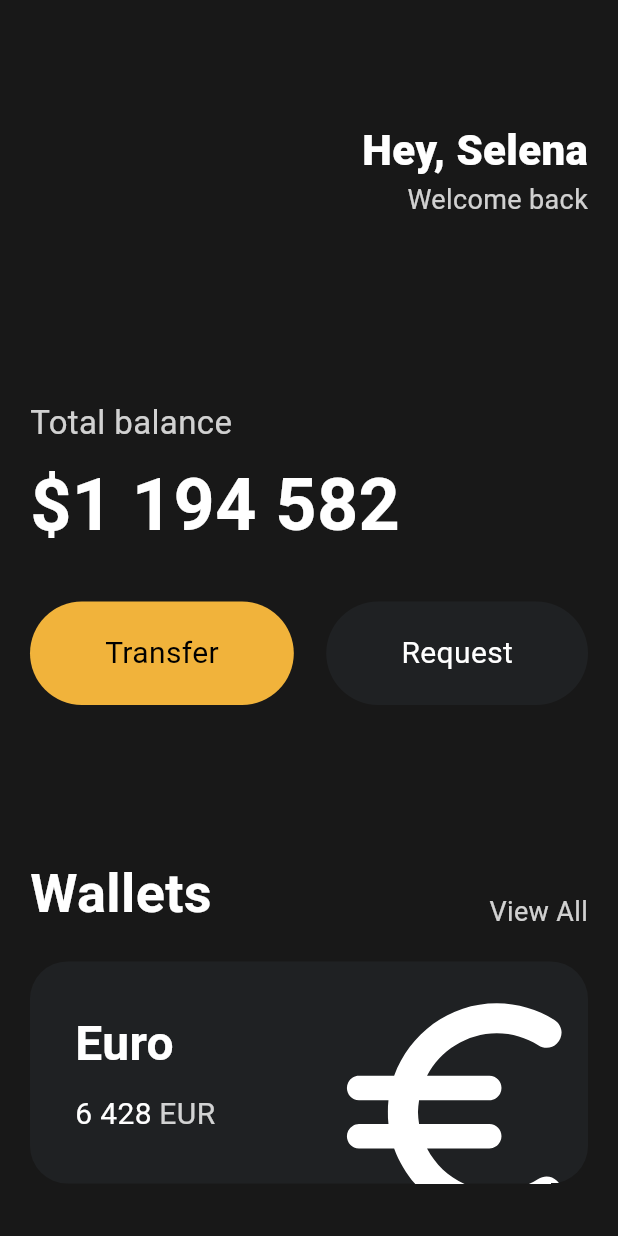
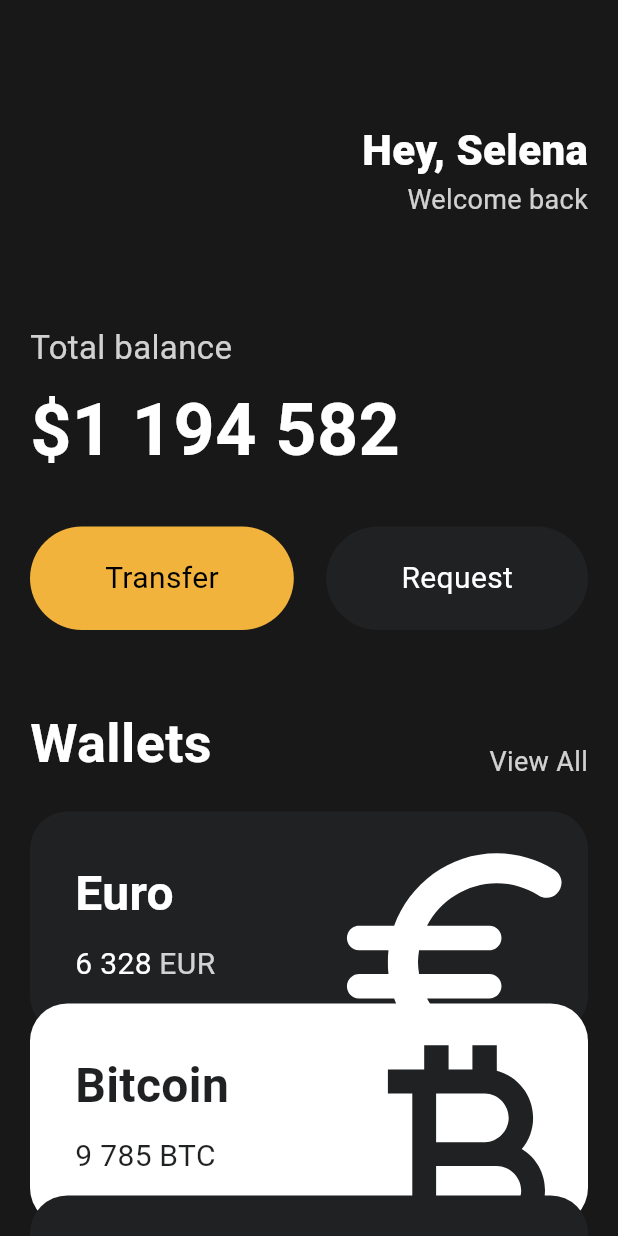
Before and after one commit to Jerry-ko/toonflix, a Flutter app: the screen it shows after launch, on a phone screen of 412 x 824 dp. Run offline on Flutter 3.47's test engine with Material 3 defaults, Android fonts, the phone set to English and light mode, and no system bars.

Commit message:
feat: currency_card 재사용 위젯으로 변경

```diff
--- a/lib/main.dart
+++ b/lib/main.dart
@@ -1,5 +1,6 @@
 import 'package:flutter/material.dart';
 import 'package:toonflix/widgets/Button.dart';
+import 'package:toonflix/widgets/currency_card.dart';
 
 void main() {
   runApp(const App());
@@ -13,7 +14,8 @@ class App extends StatelessWidget {
     return MaterialApp(
       home: Scaffold(
         backgroundColor: const Color(0xFF181818),
-        body: Padding(
+        body: SingleChildScrollView(
+          child: Padding(
             padding: const EdgeInsets.symmetric(horizontal: 20),
             child: Column(
               crossAxisAlignment: CrossAxisAlignment.start,
@@ -47,7 +49,7 @@ class App extends StatelessWidget {
                   ],
                 ),
                 const SizedBox(
-                height: 120,
+                  height: 70,
                 ),
                 Text(
                   'Total balance',
@@ -86,7 +88,7 @@ class App extends StatelessWidget {
                   ],
                 ),
                 const SizedBox(
-                height: 100,
+                  height: 50,
                 ),
                 Row(
                   crossAxisAlignment: CrossAxisAlignment.end,
@@ -112,69 +114,32 @@ class App extends StatelessWidget {
                 const SizedBox(
                   height: 20,
                 ),
-              Container(
-                clipBehavior: Clip.hardEdge,
-                decoration: BoxDecoration(
-                  color: const Color(0xFF1F2123),
-                  borderRadius: BorderRadius.circular(25),
+                const CurrencyCard(
+                  name: 'Euro',
+                  code: 'EUR',
+                  amount: '6 328',
+                  icon: Icons.euro_rounded,
+                  isInverted: false,
+                  offset: 0,
                 ),
-                child: Padding(
-                  padding: const EdgeInsets.all(30),
-                  child: Row(
-                    mainAxisAlignment: MainAxisAlignment.spaceBetween,
-                    children: [
-                      Column(
-                        crossAxisAlignment: CrossAxisAlignment.start,
-                        children: [
-                          const Text(
-                            'Euro',
-                            style: TextStyle(
-                              color: Colors.white,
-                              fontSize: 32,
-                              fontWeight: FontWeight.w600,
+                const CurrencyCard(
+                  name: 'Bitcoin',
+                  code: 'BTC',
+                  amount: '9 785',
+                  icon: Icons.currency_bitcoin,
+                  isInverted: true,
+                  offset: -20,
                 ),
-                          ),
-                          const SizedBox(
-                            height: 10,
-                          ),
-                          Row(
-                            children: [
-                              const Text(
-                                '6 428',
-                                style: TextStyle(
-                                  color: Colors.white,
-                                  fontSize: 20,
-                                ),
-                              ),
-                              const SizedBox(
-                                width: 5,
-                              ),
-                              Text(
-                                'EUR',
-                                style: TextStyle(
-                                  color: Colors.white.withOpacity(0.8),
-                                  fontSize: 20,
-                                ),
+                const CurrencyCard(
+                  name: 'Dollar',
+                  code: 'USD',
+                  amount: '328',
+                  icon: Icons.attach_money_outlined,
+                  isInverted: false,
+                  offset: -40,
                 ),
               ],
-                          )
-                        ],
             ),
-                      Transform.scale(
-                          scale: 2.2,
-                          child: Transform.translate(
-                            offset: const Offset(-5, 12),
-                            child: const Icon(
-                              Icons.euro_rounded,
-                              color: Colors.white,
-                              size: 88,
-                            ),
-                          ))
-                    ],
-                  ),
-                ),
-              )
-            ],
           ),
         ),
       ),
--- /dev/null
+++ b/lib/widgets/currency_card.dart
@@ -0,0 +1,95 @@
+import 'package:flutter/material.dart';
+
+class CurrencyCard extends StatelessWidget {
+  final String name, code, amount;
+  final IconData icon;
+  final bool isInverted;
+  final double offset;
+
+  final _blackColor = const Color(0xFF1F2123);
+
+  const CurrencyCard({
+    super.key,
+    required this.name,
+    required this.code,
+    required this.amount,
+    required this.icon,
+    required this.isInverted,
+    required this.offset,
+  });
+
+  @override
+  Widget build(BuildContext context) {
+    return Transform.translate(
+      offset: Offset(0, offset),
+      child: Container(
+        clipBehavior: Clip.hardEdge,
+        decoration: BoxDecoration(
+          color: isInverted ? Colors.white : _blackColor,
+          borderRadius: BorderRadius.circular(25),
+        ),
+        child: Padding(
+          padding: const EdgeInsets.all(30),
+          child: Row(
+            mainAxisAlignment: MainAxisAlignment.spaceBetween,
+            children: [
+              Column(
+                crossAxisAlignment: CrossAxisAlignment.start,
+                children: [
+                  Text(
+                    name,
+                    style: TextStyle(
+                      color: isInverted ? _blackColor : Colors.white,
+                      fontSize: 32,
+                      fontWeight: FontWeight.w600,
+                    ),
+                  ),
+                  const SizedBox(
+                    height: 10,
+                  ),
+                  Row(
+                    children: [
+                      Text(
+                        amount,
+                        style: TextStyle(
+                          color: isInverted ? _blackColor : Colors.white,
+                          fontSize: 20,
+                        ),
+                      ),
+                      const SizedBox(
+                        width: 5,
+                      ),
+                      Text(
+                        code,
+                        style: TextStyle(
+                          color: isInverted
+                              ? _blackColor
+                              : Colors.white.withOpacity(0.8),
+                          fontSize: 20,
+                        ),
+                      ),
+                    ],
+                  )
+                ],
+              ),
+              Transform.scale(
+                scale: 2.2,
+                child: Transform.translate(
+                  offset: const Offset(
+                    -5,
+                    12,
+                  ),
+                  child: Icon(
+                    icon,
+                    color: isInverted ? _blackColor : Colors.white,
+                    size: 88,
+                  ),
+                ),
+              ),
+            ],
+          ),
+        ),
+      ),
+    );
+  }
+}
```
Lines whose indentation alone changed are shown as unchanged.
